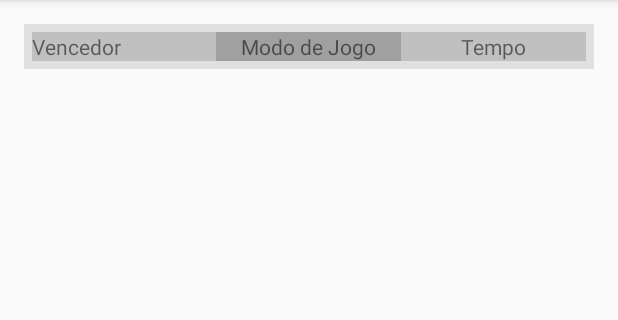
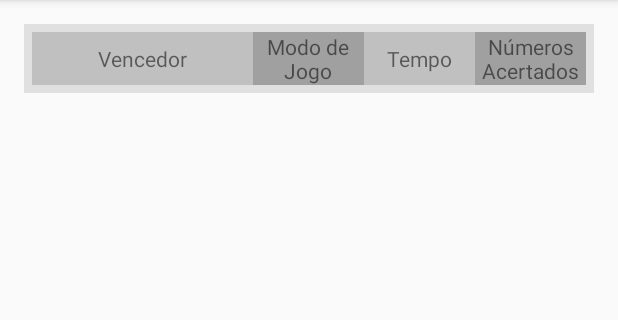
Before and after one commit to davidpaiva110/Sudoku-Android, an Android app: the ResultsHistoricActivity screen opened directly, with no data from a screen before it, on a phone screen of 412 x 824 dp, the part 84-404 px from its top. Run offline under Robolectric (Android 15) with nearby library versions, the light colour scheme and no system bars.

Commit message:
Histórico Modo 1 Finalizado

```diff
--- a/app/src/main/res/layout/activity_results_historic.xml
+++ b/app/src/main/res/layout/activity_results_historic.xml
@@ -16,34 +16,44 @@
         android:layout_height="wrap_content"
         android:background="#e0e0e0"
         android:orientation="horizontal"
-        android:padding="5dp">
+        android:padding="5dp"
+        android:weightSum="5">
 
         <TextView
             android:layout_width="0dp"
-            android:layout_height="wrap_content"
+            android:layout_height="match_parent"
+            android:layout_weight="2"
+            android:background="#c0c0c0"
+            android:gravity="center_vertical|center_horizontal"
+            android:text="@string/strVencedor"
+            android:textSize="14sp" />
+
+        <TextView
+            android:layout_width="0dp"
+            android:layout_height="match_parent"
+            android:layout_weight="1"
+            android:background="#a0a0a0"
+            android:gravity="center_vertical|center_horizontal"
+            android:text="@string/strmodo_de_jogo"
+            android:textAlignment="center"
+            android:textSize="14sp" />
+
+        <TextView
+            android:layout_width="0dp"
+            android:layout_height="match_parent"
             android:layout_weight="1"
             android:background="#c0c0c0"
-            android:gravity="center_vertical|left"
-            android:text="Vencedor"
+            android:gravity="center_vertical|center_horizontal"
+            android:text="@string/str_tempo"
             android:textSize="14sp" />
-
         <TextView
             android:layout_width="0dp"
             android:layout_height="wrap_content"
             android:layout_weight="1"
             android:background="#a0a0a0"
-            android:gravity="center_vertical|left"
-            android:text="Modo de Jogo"
+            android:gravity="center_vertical|center_horizontal"
+            android:text="@string/str_n_meros_acertados"
             android:textAlignment="center"
-            android:textSize="14sp" />
-
-        <TextView
-            android:layout_width="0dp"
-            android:layout_height="wrap_content"
-            android:layout_weight="1"
-            android:background="#c0c0c0"
-            android:gravity="center|center_vertical"
-            android:text="Tempo"
             android:textSize="14sp" />
     </LinearLayout>
 
--- a/app/src/main/res/values/strings.xml
+++ b/app/src/main/res/values/strings.xml
@@ -45,4 +45,8 @@
     <string name="strTerminouJogo">Parabéns! Ganhou o jogo!</string>
     <string name="strGanhou">Ganhou</string>
     <string name="strOK">Ok</string>
+    <string name="strVencedor">Vencedor</string>
+    <string name="strmodo_de_jogo">Modo de Jogo</string>
+    <string name="str_tempo">Tempo</string>
+    <string name="str_n_meros_acertados">Números Acertados</string>
 </resources>
```
Also changed, not shown: app/src/main/java/pt/amov/xicorafapaiva/sudoku/GameViews/ResultsHistoricActivity.java (+5 -3 lines), app/src/main/res/layout/list_item.xml (+30 -17 lines), 1 other file.
